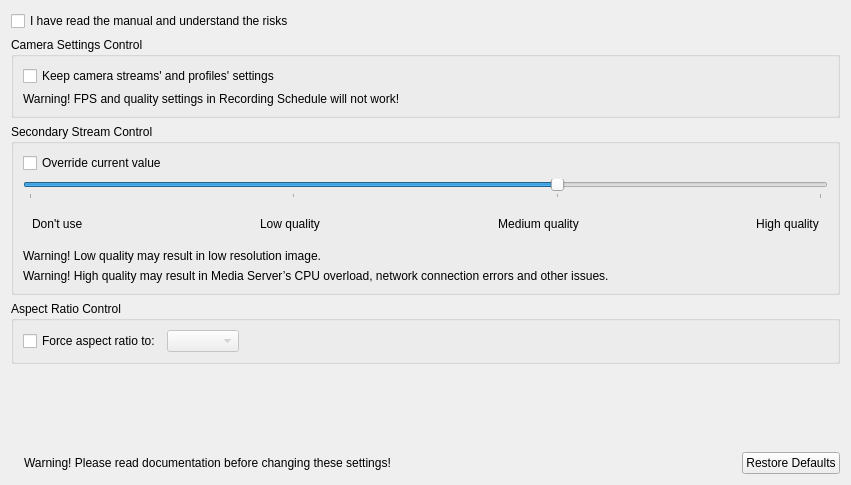
Above: client/src/ui/widgets/properties/expert_settings_widget.ui from networkoptix/nx_open before the change. Below: the same form after it.
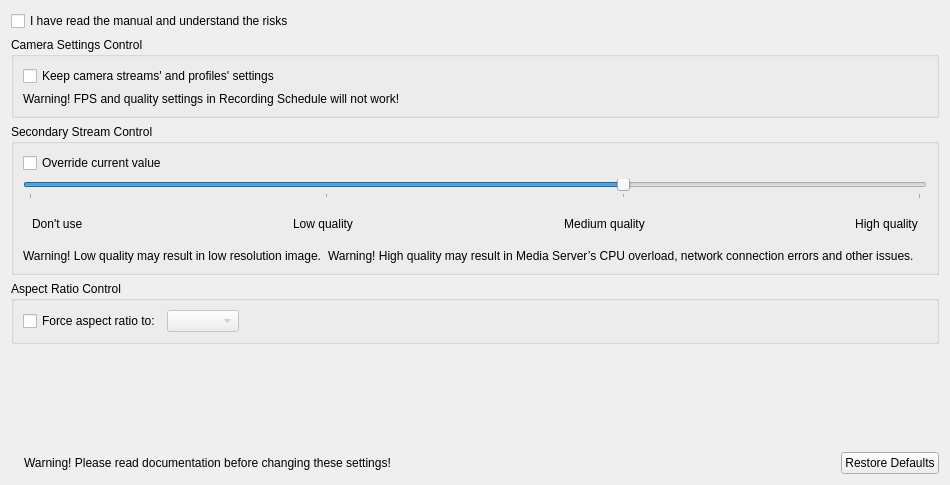
That is the form after the change. Icons and pictures are not drawn.

Commit message:
Bug #2705: Label "Keep camera streams ..." moves if set/unset flag
<==== Mercurial data ====>
Branch: master

Diff of the .ui file:
```diff
--- a/client/src/ui/widgets/properties/expert_settings_widget.ui
+++ b/client/src/ui/widgets/properties/expert_settings_widget.ui
@@ -50,12 +50,37 @@
           </widget>
          </item>
          <item>
+          <widget class="QWidget" name="horizontalWidget" native="true">
+           <layout class="QHBoxLayout" name="horizontalLayout_3">
+            <property name="leftMargin">
+             <number>0</number>
+            </property>
+            <property name="topMargin">
+             <number>0</number>
+            </property>
+            <property name="rightMargin">
+             <number>0</number>
+            </property>
+            <property name="bottomMargin">
+             <number>0</number>
+            </property>
+            <item>
           <widget class="QLabel" name="settingsWarningLabel">
            <property name="text">
             <string>Warning! FPS and quality settings in Recording Schedule will not work!</string>
            </property>
           </widget>
          </item>
+            <item>
+             <widget class="QLabel" name="verticalSpacerLabel">
+              <property name="text">
+               <string notr="true"/>
+              </property>
+             </widget>
+            </item>
+           </layout>
+          </widget>
+         </item>
         </layout>
        </widget>
       </item>
@@ -177,6 +202,21 @@
           </widget>
          </item>
          <item>
+          <widget class="QWidget" name="widget" native="true">
+           <layout class="QHBoxLayout" name="horizontalLayout_5">
+            <property name="leftMargin">
+             <number>0</number>
+            </property>
+            <property name="topMargin">
+             <number>0</number>
+            </property>
+            <property name="rightMargin">
+             <number>0</number>
+            </property>
+            <property name="bottomMargin">
+             <number>0</number>
+            </property>
+            <item>
           <widget class="QLabel" name="lowQualityWarningLabel">
            <property name="text">
             <string>&lt;html&gt;&lt;head/&gt;&lt;body&gt;&lt;p&gt;Warning! Low quality may result in low resolution image.&lt;/p&gt;&lt;/body&gt;&lt;/html&gt;</string>
@@ -188,6 +228,16 @@
            <property name="text">
             <string>Warning! High quality may result in Media Server’s CPU overload, network connection errors and other issues.</string>
            </property>
+             </widget>
+            </item>
+            <item>
+             <widget class="QLabel" name="verticalSpacerLabel_2">
+              <property name="text">
+               <string notr="true"/>
+              </property>
+             </widget>
+            </item>
+           </layout>
           </widget>
          </item>
         </layout>
```
Lines whose indentation alone changed are shown as unchanged. The commit also changes 1 other file.
